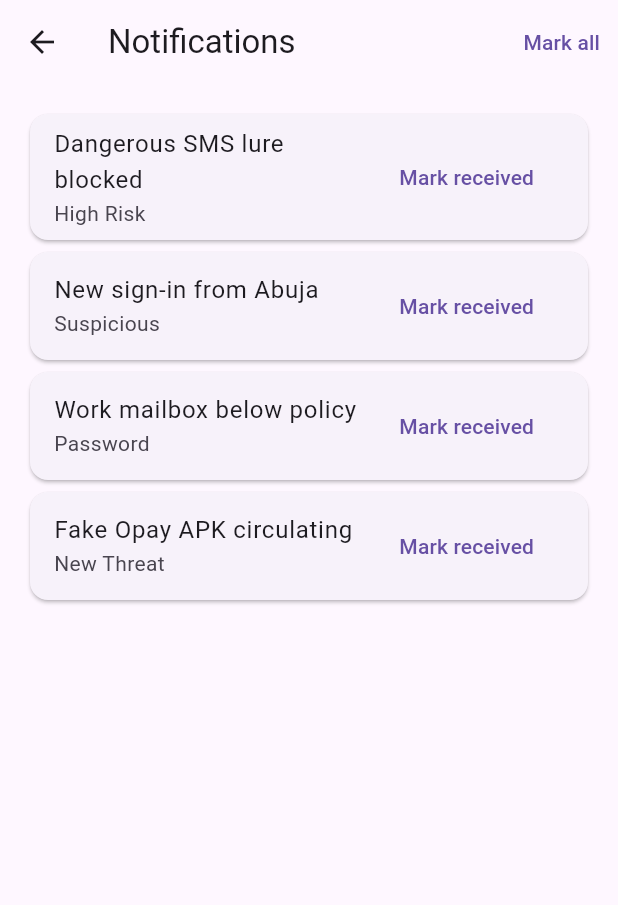
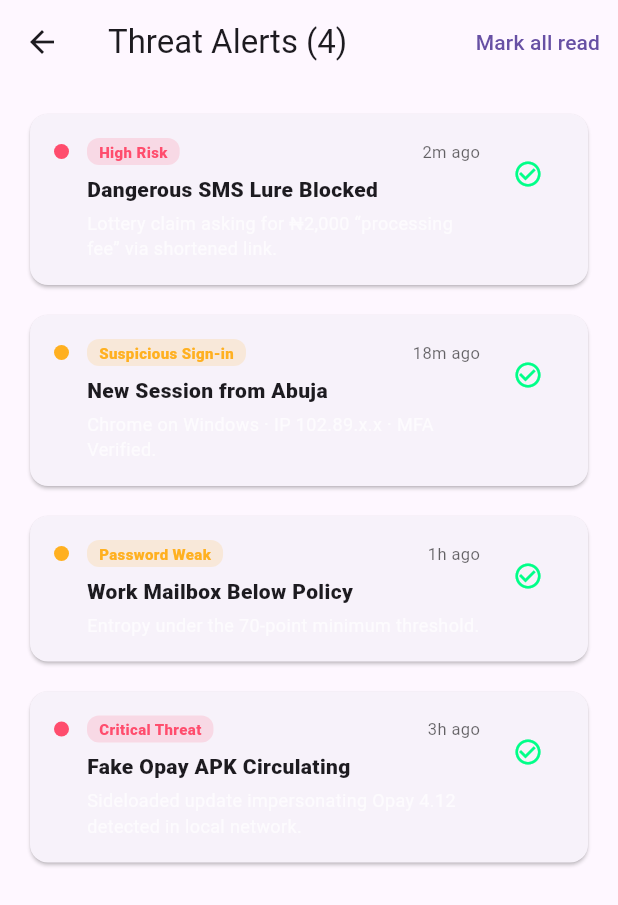
Before and after one commit to useeman32-design/sentinel, a Flutter app: the NotificationsScreen screen opened directly, on a phone screen of 412 x 824 dp. Shown: the top 905 px of the screen. Run offline on Flutter 3.47's test engine with Material 3 defaults, Android fonts, the phone set to English and light mode, and no system bars; our stand-ins replace fl_chart, google_fonts; statements that could not run were skipped.

Commit message:
auto-sync: Fri Aug 14 12:54:30 UTC 2026

```diff
--- a/lib/screens/notifications.dart
+++ b/lib/screens/notifications.dart
@@ -1,62 +1,137 @@
 import 'package:flutter/material.dart';
+import '../models/threat.dart';
+import '../theme.dart';
 
 class NotificationsScreen extends StatefulWidget {
   const NotificationsScreen({super.key});
+
   @override
   State<NotificationsScreen> createState() => _NotificationsScreenState();
 }
 
 class _NotificationsScreenState extends State<NotificationsScreen> {
-  final items = [
-    _N('High Risk', 'Dangerous SMS lure blocked', false),
-    _N('Suspicious', 'New sign-in from Abuja', false),
-    _N('Password', 'Work mailbox below policy', false),
-    _N('New Threat', 'Fake Opay APK circulating', false),
+  final List<NotificationItem> items = [
+    NotificationItem(
+      id: 'n1',
+      kind: 'High Risk',
+      title: 'Dangerous SMS Lure Blocked',
+      body: 'Lottery claim asking for ₦2,000 “processing fee” via shortened link.',
+      time: '2m',
+      tone: 'chip-bad',
+    ),
+    NotificationItem(
+      id: 'n2',
+      kind: 'Suspicious Sign-in',
+      title: 'New Session from Abuja',
+      body: 'Chrome on Windows · IP 102.89.x.x · MFA Verified.',
+      time: '18m',
+      tone: 'chip-warn',
+    ),
+    NotificationItem(
+      id: 'n3',
+      kind: 'Password Weak',
+      title: 'Work Mailbox Below Policy',
+      body: 'Entropy under the 70-point minimum threshold.',
+      time: '1h',
+      tone: 'chip-warn',
+    ),
+    NotificationItem(
+      id: 'n4',
+      kind: 'Critical Threat',
+      title: 'Fake Opay APK Circulating',
+      body: 'Sideloaded update impersonating Opay 4.12 detected in local network.',
+      time: '3h',
+      tone: 'chip-bad',
+    ),
   ];
 
   @override
   Widget build(BuildContext context) {
+    final unread = items.where((i) => !i.seen).length;
+
     return Scaffold(
       appBar: AppBar(
-        title: const Text('Notifications'),
+        title: Text('Threat Alerts ${unread > 0 ? '($unread)' : ''}'),
         actions: [
-          TextButton(
-            onPressed: () => setState(() {
-              for (final i in items) {
-                i.seen = true;
-              }
-            }),
-            child: const Text('Mark all'),
-          ),
+          if (unread > 0)
+            TextButton(
+              onPressed: () {
+                setState(() {
+                  for (final i in items) {
+                    i.seen = true;
+                  }
+                });
+              },
+              child: const Text('Mark all read'),
+            ),
         ],
       ),
-      body: ListView(
+      body: ListView.builder(
         padding: const EdgeInsets.all(16),
-        children: [
-          for (final n in items)
-            Opacity(
-              opacity: n.seen ? 0.5 : 1,
+        itemCount: items.length,
+        itemBuilder: (ctx, i) {
+          final n = items[i];
+          final color = n.tone == 'chip-bad'
+              ? SentinelTheme.danger
+              : n.tone == 'chip-warn'
+                  ? SentinelTheme.warn
+                  : SentinelTheme.blue;
+
+          return Container(
+            margin: const EdgeInsets.only(bottom: 12),
+            child: Opacity(
+              opacity: n.seen ? 0.6 : 1.0,
               child: Card(
-                child: ListTile(
-                  title: Text(n.title),
-                  subtitle: Text(n.kind),
-                  trailing: n.seen
-                      ? const Text('Received')
-                      : TextButton(
+                child: Padding(
+                  padding: const EdgeInsets.all(16),
+                  child: Row(
+                    crossAxisAlignment: CrossAxisAlignment.start,
+                    children: [
+                      Container(
+                        width: 10,
+                        height: 10,
+                        margin: const EdgeInsets.only(top: 4, right: 12),
+                        decoration: BoxDecoration(color: color, shape: BoxShape.circle),
+                      ),
+                      Expanded(
+                        child: Column(
+                          crossAxisAlignment: CrossAxisAlignment.start,
+                          children: [
+                            Row(
+                              mainAxisAlignment: MainAxisAlignment.spaceBetween,
+                              children: [
+                                Container(
+                                  padding: const EdgeInsets.symmetric(horizontal: 8, vertical: 2),
+                                  decoration: BoxDecoration(
+                                    color: color.withValues(alpha: 0.15),
+                                    borderRadius: BorderRadius.circular(8),
+                                  ),
+                                  child: Text(n.kind, style: TextStyle(color: color, fontWeight: FontWeight.w800, fontSize: 10)),
+                                ),
+                                Text('${n.time} ago', style: TextStyle(color: Theme.of(context).hintColor, fontSize: 11)),
+                              ],
+                            ),
+                            const SizedBox(height: 6),
+                            Text(n.title, style: const TextStyle(fontWeight: FontWeight.w800, fontSize: 14)),
+                            const SizedBox(height: 4),
+                            Text(n.body, style: const TextStyle(fontSize: 12, height: 1.45, color: Colors.white70)),
+                          ],
+                        ),
+                      ),
+                      const SizedBox(width: 8),
+                      if (!n.seen)
+                        IconButton(
+                          icon: const Icon(Icons.check_circle_outline, size: 20, color: SentinelTheme.green),
                           onPressed: () => setState(() => n.seen = true),
-                          child: const Text('Mark received'),
                         ),
+                    ],
+                  ),
                 ),
               ),
             ),
-        ],
+          );
+        },
       ),
     );
   }
 }
-
-class _N {
-  _N(this.kind, this.title, this.seen);
-  final String kind, title;
-  bool seen;
-}
```
